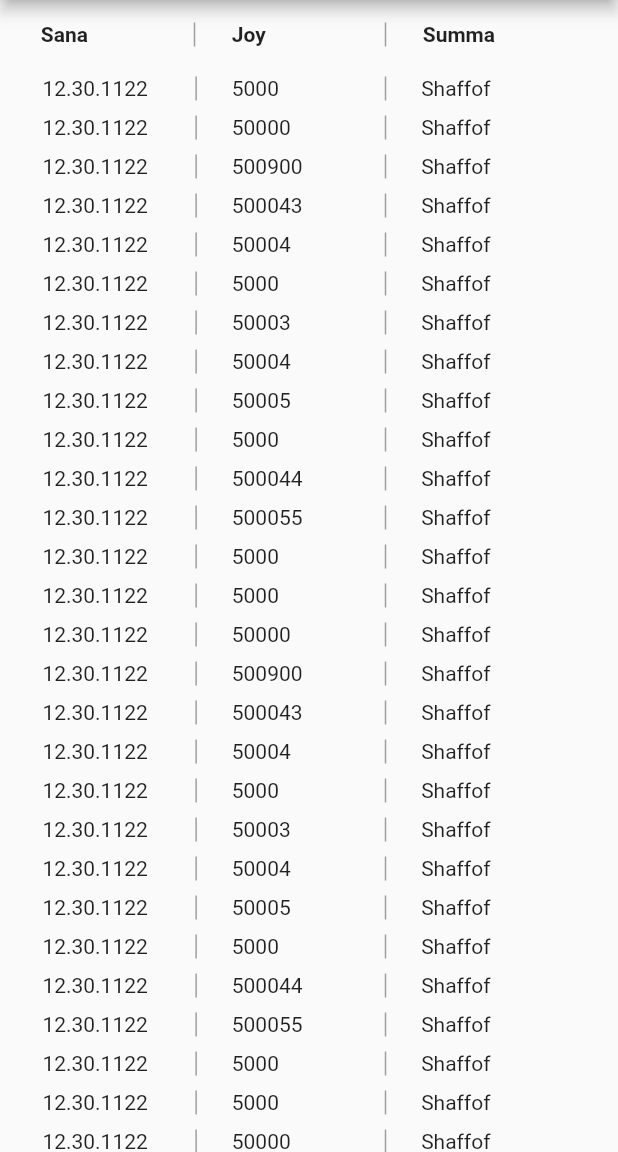
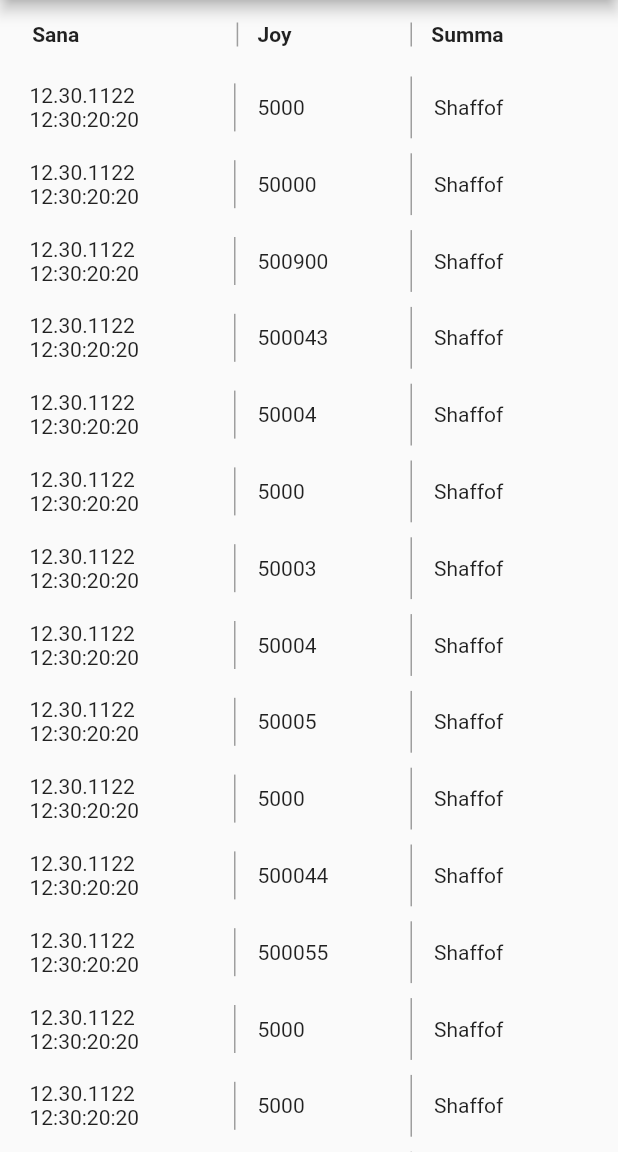
Before and after one commit to aaqaaaaaaaa/tablitsa, a Flutter app: the screen it shows after launch, on a phone screen of 412 x 824 dp, the part 84-1236 px from its top. Run offline on Flutter 3.47's test engine with Material 2 defaults, Android fonts, the phone set to English and light mode, and no system bars.

Commit message:
Sana ko'paydi

```diff
--- a/lib/main.dart
+++ b/lib/main.dart
@@ -51,7 +51,7 @@ class _MyHomePageState extends State<MyHomePage> {
                             // bottom: BorderSide(width: 16.0, color: Colors.lightBlue.shade900),
                           ),
                         ),
-                        width: MediaQuery.of(context).size.width / 4,
+                        width: MediaQuery.of(context).size.width / 3,
                         child: const Text(
                           'Sana',
                           style: TextStyle(fontWeight: FontWeight.bold),
@@ -115,10 +115,12 @@ Widget Tablitsa(
               // bottom: BorderSide(width: 16.0, color: Colors.lightBlue.shade900),
             ),
           ),
-          width: MediaQuery.of(context).size.width / 4,
+          width: MediaQuery.of(context).size.width / 3,
           child: Text(c1),
         ),
         Container(
+          height: MediaQuery.of(context).size.width / 10,
+          alignment: Alignment.centerLeft,
           decoration: const BoxDecoration(
             border: Border(
               right: BorderSide(width: 1.0, color: Colors.grey),
@@ -149,43 +151,78 @@ class Midel {
 }
 
 List<Midel> midel = [
-  const Midel(summa: 5000, joy: 'Shaffof', sana: '12.30.1122'),
-  const Midel(summa: 50000, joy: 'Shaffof', sana: '12.30.1122'),
-  const Midel(summa: 500900, joy: 'Shaffof', sana: '12.30.1122'),
-  const Midel(summa: 500043, joy: 'Shaffof', sana: '12.30.1122'),
-  const Midel(summa: 50004, joy: 'Shaffof', sana: '12.30.1122'),
-  const Midel(summa: 5000, joy: 'Shaffof', sana: '12.30.1122'),
-  const Midel(summa: 50003, joy: 'Shaffof', sana: '12.30.1122'),
-  const Midel(summa: 50004, joy: 'Shaffof', sana: '12.30.1122'),
-  const Midel(summa: 50005, joy: 'Shaffof', sana: '12.30.1122'),
-  const Midel(summa: 5000, joy: 'Shaffof', sana: '12.30.1122'),
-  const Midel(summa: 500044, joy: 'Shaffof', sana: '12.30.1122'),
-  const Midel(summa: 500055, joy: 'Shaffof', sana: '12.30.1122'),
-  const Midel(summa: 5000, joy: 'Shaffof', sana: '12.30.1122'),
-  const Midel(summa: 5000, joy: 'Shaffof', sana: '12.30.1122'),
-  const Midel(summa: 50000, joy: 'Shaffof', sana: '12.30.1122'),
-  const Midel(summa: 500900, joy: 'Shaffof', sana: '12.30.1122'),
-  const Midel(summa: 500043, joy: 'Shaffof', sana: '12.30.1122'),
-  const Midel(summa: 50004, joy: 'Shaffof', sana: '12.30.1122'),
-  const Midel(summa: 5000, joy: 'Shaffof', sana: '12.30.1122'),
-  const Midel(summa: 50003, joy: 'Shaffof', sana: '12.30.1122'),
-  const Midel(summa: 50004, joy: 'Shaffof', sana: '12.30.1122'),
-  const Midel(summa: 50005, joy: 'Shaffof', sana: '12.30.1122'),
-  const Midel(summa: 5000, joy: 'Shaffof', sana: '12.30.1122'),
-  const Midel(summa: 500044, joy: 'Shaffof', sana: '12.30.1122'),
-  const Midel(summa: 500055, joy: 'Shaffof', sana: '12.30.1122'),
-  const Midel(summa: 5000, joy: 'Shaffof', sana: '12.30.1122'),
-  const Midel(summa: 5000, joy: 'Shaffof', sana: '12.30.1122'),
-  const Midel(summa: 50000, joy: 'Shaffof', sana: '12.30.1122'),
-  const Midel(summa: 500900, joy: 'Shaffof', sana: '12.30.1122'),
-  const Midel(summa: 500043, joy: 'Shaffof', sana: '12.30.1122'),
-  const Midel(summa: 50004, joy: 'Shaffof', sana: '12.30.1122'),
-  const Midel(summa: 5000, joy: 'Shaffof', sana: '12.30.1122'),
-  const Midel(summa: 50003, joy: 'Shaffof', sana: '12.30.1122'),
-  const Midel(summa: 50004, joy: 'Shaffof', sana: '12.30.1122'),
-  const Midel(summa: 50005, joy: 'Shaffof', sana: '12.30.1122'),
-  const Midel(summa: 5000, joy: 'Shaffof', sana: '12.30.1122'),
-  const Midel(summa: 500044, joy: 'Shaffof', sana: '12.30.1122'),
-  const Midel(summa: 500055, joy: 'Shaffof', sana: '12.30.1122'),
-  const Midel(summa: 5000, joy: 'Shaffof', sana: '12.30.1122'),
+  const Midel(summa: 5000, joy: 'Shaffof', sana: '12.30.1122 12:30:20:20'),
+  const Midel(summa: 50000, joy: 'Shaffof', sana: '12.30.1122 12:30:20:20'),
+  const Midel(summa: 500900, joy: 'Shaffof', sana: '12.30.1122 12:30:20:20'),
+  const Midel(summa: 500043, joy: 'Shaffof', sana: '12.30.1122 12:30:20:20'),
+  const Midel(summa: 50004, joy: 'Shaffof', sana: '12.30.1122 12:30:20:20'),
+  const Midel(summa: 5000, joy: 'Shaffof', sana: '12.30.1122 12:30:20:20'),
+  const Midel(summa: 50003, joy: 'Shaffof', sana: '12.30.1122 12:30:20:20'),
+  const Midel(summa: 50004, joy: 'Shaffof', sana: '12.30.1122 12:30:20:20'),
+  const Midel(summa: 50005, joy: 'Shaffof', sana: '12.30.1122 12:30:20:20'),
+  const Midel(summa: 5000, joy: 'Shaffof', sana: '12.30.1122 12:30:20:20'),
+  const Midel(summa: 500044, joy: 'Shaffof', sana: '12.30.1122 12:30:20:20'),
+  const Midel(summa: 500055, joy: 'Shaffof', sana: '12.30.1122 12:30:20:20'),
+  const Midel(summa: 5000, joy: 'Shaffof', sana: '12.30.1122 12:30:20:20'),
+  const Midel(summa: 5000, joy: 'Shaffof', sana: '12.30.1122 12:30:20:20'),
+  const Midel(summa: 50000, joy: 'Shaffof', sana: '12.30.1122 12:30:20:20'),
+  const Midel(summa: 500900, joy: 'Shaffof', sana: '12.30.1122 12:30:20:20'),
+  const Midel(summa: 500043, joy: 'Shaffof', sana: '12.30.1122 12:30:20:20'),
+  const Midel(summa: 50004, joy: 'Shaffof', sana: '12.30.1122 12:30:20:20'),
+  const Midel(summa: 5000, joy: 'Shaffof', sana: '12.30.1122 12:30:20:20'),
+  const Midel(summa: 50003, joy: 'Shaffof', sana: '12.30.1122 12:30:20:20'),
+  const Midel(summa: 50004, joy: 'Shaffof', sana: '12.30.1122 12:30:20:20'),
+  const Midel(summa: 50005, joy: 'Shaffof', sana: '12.30.1122 12:30:20:20'),
+  const Midel(summa: 5000, joy: 'Shaffof', sana: '12.30.1122 12:30:20:20'),
+  const Midel(summa: 500044, joy: 'Shaffof', sana: '12.30.1122 12:30:20:20'),
+  const Midel(summa: 500055, joy: 'Shaffof', sana: '12.30.1122 12:30:20:20'),const Midel(summa: 5000, joy: 'Shaffof', sana: '12.30.1122 12:30:20:20'),
+  const Midel(summa: 50000, joy: 'Shaffof', sana: '12.30.1122 12:30:20:20'),
+  const Midel(summa: 500900, joy: 'Shaffof', sana: '12.30.1122 12:30:20:20'),
+  const Midel(summa: 500043, joy: 'Shaffof', sana: '12.30.1122 12:30:20:20'),
+  const Midel(summa: 50004, joy: 'Shaffof', sana: '12.30.1122 12:30:20:20'),
+  const Midel(summa: 5000, joy: 'Shaffof', sana: '12.30.1122 12:30:20:20'),
+  const Midel(summa: 50003, joy: 'Shaffof', sana: '12.30.1122 12:30:20:20'),
+  const Midel(summa: 50004, joy: 'Shaffof', sana: '12.30.1122 12:30:20:20'),
+  const Midel(summa: 50005, joy: 'Shaffof', sana: '12.30.1122 12:30:20:20'),
+  const Midel(summa: 5000, joy: 'Shaffof', sana: '12.30.1122 12:30:20:20'),
+  const Midel(summa: 500044, joy: 'Shaffof', sana: '12.30.1122 12:30:20:20'),
+  const Midel(summa: 500055, joy: 'Shaffof', sana: '12.30.1122 12:30:20:20'),
+  const Midel(summa: 5000, joy: 'Shaffof', sana: '12.30.1122 12:30:20:20'),
+  const Midel(summa: 5000, joy: 'Shaffof', sana: '12.30.1122 12:30:20:20'),
+  const Midel(summa: 50000, joy: 'Shaffof', sana: '12.30.1122 12:30:20:20'),
+  const Midel(summa: 500900, joy: 'Shaffof', sana: '12.30.1122 12:30:20:20'),
+  const Midel(summa: 500043, joy: 'Shaffof', sana: '12.30.1122 12:30:20:20'),
+  const Midel(summa: 50004, joy: 'Shaffof', sana: '12.30.1122 12:30:20:20'),
+  const Midel(summa: 5000, joy: 'Shaffof', sana: '12.30.1122 12:30:20:20'),
+  const Midel(summa: 50003, joy: 'Shaffof', sana: '12.30.1122 12:30:20:20'),
+  const Midel(summa: 50004, joy: 'Shaffof', sana: '12.30.1122 12:30:20:20'),
+  const Midel(summa: 50005, joy: 'Shaffof', sana: '12.30.1122 12:30:20:20'),
+  const Midel(summa: 5000, joy: 'Shaffof', sana: '12.30.1122 12:30:20:20'),
+  const Midel(summa: 500044, joy: 'Shaffof', sana: '12.30.1122 12:30:20:20'),
+  const Midel(summa: 500055, joy: 'Shaffof', sana: '12.30.1122 12:30:20:20'),const Midel(summa: 5000, joy: 'Shaffof', sana: '12.30.1122 12:30:20:20'),
+  const Midel(summa: 50000, joy: 'Shaffof', sana: '12.30.1122 12:30:20:20'),
+  const Midel(summa: 500900, joy: 'Shaffof', sana: '12.30.1122 12:30:20:20'),
+  const Midel(summa: 500043, joy: 'Shaffof', sana: '12.30.1122 12:30:20:20'),
+  const Midel(summa: 50004, joy: 'Shaffof', sana: '12.30.1122 12:30:20:20'),
+  const Midel(summa: 5000, joy: 'Shaffof', sana: '12.30.1122 12:30:20:20'),
+  const Midel(summa: 50003, joy: 'Shaffof', sana: '12.30.1122 12:30:20:20'),
+  const Midel(summa: 50004, joy: 'Shaffof', sana: '12.30.1122 12:30:20:20'),
+  const Midel(summa: 50005, joy: 'Shaffof', sana: '12.30.1122 12:30:20:20'),
+  const Midel(summa: 5000, joy: 'Shaffof', sana: '12.30.1122 12:30:20:20'),
+  const Midel(summa: 500044, joy: 'Shaffof', sana: '12.30.1122 12:30:20:20'),
+  const Midel(summa: 500055, joy: 'Shaffof', sana: '12.30.1122 12:30:20:20'),
+  const Midel(summa: 5000, joy: 'Shaffof', sana: '12.30.1122 12:30:20:20'),
+  const Midel(summa: 5000, joy: 'Shaffof', sana: '12.30.1122 12:30:20:20'),
+  const Midel(summa: 50000, joy: 'Shaffof', sana: '12.30.1122 12:30:20:20'),
+  const Midel(summa: 500900, joy: 'Shaffof', sana: '12.30.1122 12:30:20:20'),
+  const Midel(summa: 500043, joy: 'Shaffof', sana: '12.30.1122 12:30:20:20'),
+  const Midel(summa: 50004, joy: 'Shaffof', sana: '12.30.1122 12:30:20:20'),
+  const Midel(summa: 5000, joy: 'Shaffof', sana: '12.30.1122 12:30:20:20'),
+  const Midel(summa: 50003, joy: 'Shaffof', sana: '12.30.1122 12:30:20:20'),
+  const Midel(summa: 50004, joy: 'Shaffof', sana: '12.30.1122 12:30:20:20'),
+  const Midel(summa: 50005, joy: 'Shaffof', sana: '12.30.1122 12:30:20:20'),
+  const Midel(summa: 5000, joy: 'Shaffof', sana: '12.30.1122 12:30:20:20'),
+  const Midel(summa: 500044, joy: 'Shaffof', sana: '12.30.1122 12:30:20:20'),
+  const Midel(summa: 500055, joy: 'Shaffof', sana: '12.30.1122 12:30:20:20'),
+
 ];
```
